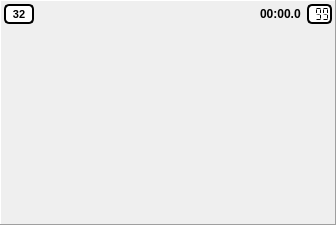
Before: the Qt Designer form view/cartslotwidget.ui in eventmusicmachine/emm, drawn with Qt 5.
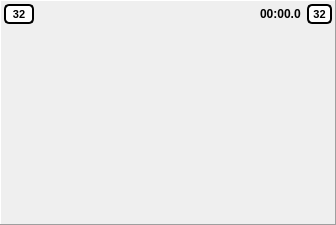
After: the same form once the commit is applied. Icons and pictures are not drawn.

Commit message: v2.1.0 changed style of slot counter, added restore previous layer after playing title on layer 1 via keyboard, some bug fixes

```diff
--- a/view/cartslotwidget.ui
+++ b/view/cartslotwidget.ui
@@ -70,7 +70,10 @@
       </property>
       <item row="0" column="0">
        <widget class="QWidget" name="labelWidget" native="true">
-        <layout class="QHBoxLayout" name="horizontalLayout_3">
+        <layout class="QHBoxLayout" name="horizontalLayout_2">
+         <property name="spacing">
+          <number>6</number>
+         </property>
          <property name="leftMargin">
           <number>2</number>
          </property>
@@ -139,16 +142,7 @@
           </widget>
          </item>
          <item>
-          <widget class="QLCDNumber" name="playedCounter">
-           <property name="enabled">
-            <bool>true</bool>
-           </property>
-           <property name="sizePolicy">
-            <sizepolicy hsizetype="Fixed" vsizetype="Fixed">
-             <horstretch>0</horstretch>
-             <verstretch>0</verstretch>
-            </sizepolicy>
-           </property>
+          <widget class="QLabel" name="playedCounter">
            <property name="minimumSize">
             <size>
              <width>25</width>
@@ -161,46 +155,18 @@
              <height>20</height>
             </size>
            </property>
-           <property name="baseSize">
-            <size>
-             <width>25</width>
-             <height>20</height>
-            </size>
-           </property>
-           <property name="font">
-            <font>
-             <pointsize>-1</pointsize>
-             <weight>75</weight>
-             <bold>true</bold>
-            </font>
-           </property>
-           <property name="layoutDirection">
-            <enum>Qt::LeftToRight</enum>
-           </property>
-           <property name="autoFillBackground">
-            <bool>false</bool>
-           </property>
            <property name="styleSheet">
-            <string notr="true">border:2px solid black;
+            <string notr="true">border:2px solid #000000;
 border-radius:5px;
 font-size:11px;
 font-weight:bold;
 background-color:#ffffff;</string>
            </property>
-           <property name="frameShape">
-            <enum>QFrame::NoFrame</enum>
+           <property name="text">
+            <string notr="true">32</string>
            </property>
-           <property name="smallDecimalPoint">
-            <bool>false</bool>
-           </property>
-           <property name="digitCount">
-            <number>3</number>
-           </property>
-           <property name="segmentStyle">
-            <enum>QLCDNumber::Flat</enum>
-           </property>
-           <property name="intValue" stdset="0">
-            <number>99</number>
+           <property name="alignment">
+            <set>Qt::AlignCenter</set>
            </property>
           </widget>
          </item>
```
The commit also changes 8 other files.
